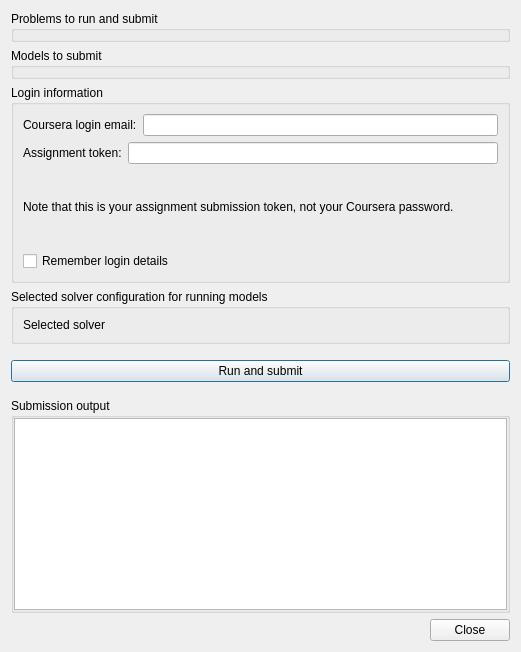
This is MiniZincIDE/moocsubmission.ui in MiniZinc/MiniZincIDE as Qt 5 draws it before an edit. The edited form follows.
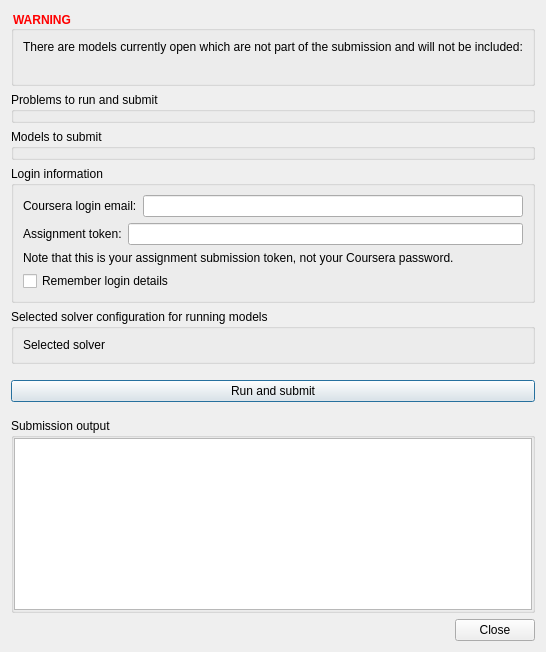
This is the edited form.

Commit message: Warn for open models not in _mooc

```diff
--- a/MiniZincIDE/moocsubmission.ui
+++ b/MiniZincIDE/moocsubmission.ui
@@ -20,6 +20,45 @@
    <string>Submit to Coursera</string>
   </property>
   <layout class="QVBoxLayout" name="verticalLayout_3">
+   <item>
+    <widget class="QGroupBox" name="nonSubmissionGroup">
+     <property name="font">
+      <font>
+       <weight>75</weight>
+       <bold>true</bold>
+      </font>
+     </property>
+     <property name="styleSheet">
+      <string notr="true">QGroupBox::title { color: red; }</string>
+     </property>
+     <property name="title">
+      <string>WARNING</string>
+     </property>
+     <layout class="QVBoxLayout" name="verticalLayout_5">
+      <item>
+       <widget class="QLabel" name="label">
+        <property name="text">
+         <string>There are models currently open which are not part of the submission and will not be included:</string>
+        </property>
+       </widget>
+      </item>
+      <item>
+       <layout class="QVBoxLayout" name="verticalLayout_6">
+        <property name="leftMargin">
+         <number>6</number>
+        </property>
+        <item>
+         <widget class="QLabel" name="nonSubmissionLabel">
+          <property name="text">
+           <string/>
+          </property>
+         </widget>
+        </item>
+       </layout>
+      </item>
+     </layout>
+    </widget>
+   </item>
    <item>
     <widget class="QGroupBox" name="problemBox">
      <property name="title">
```
The commit also changes 3 other files.
